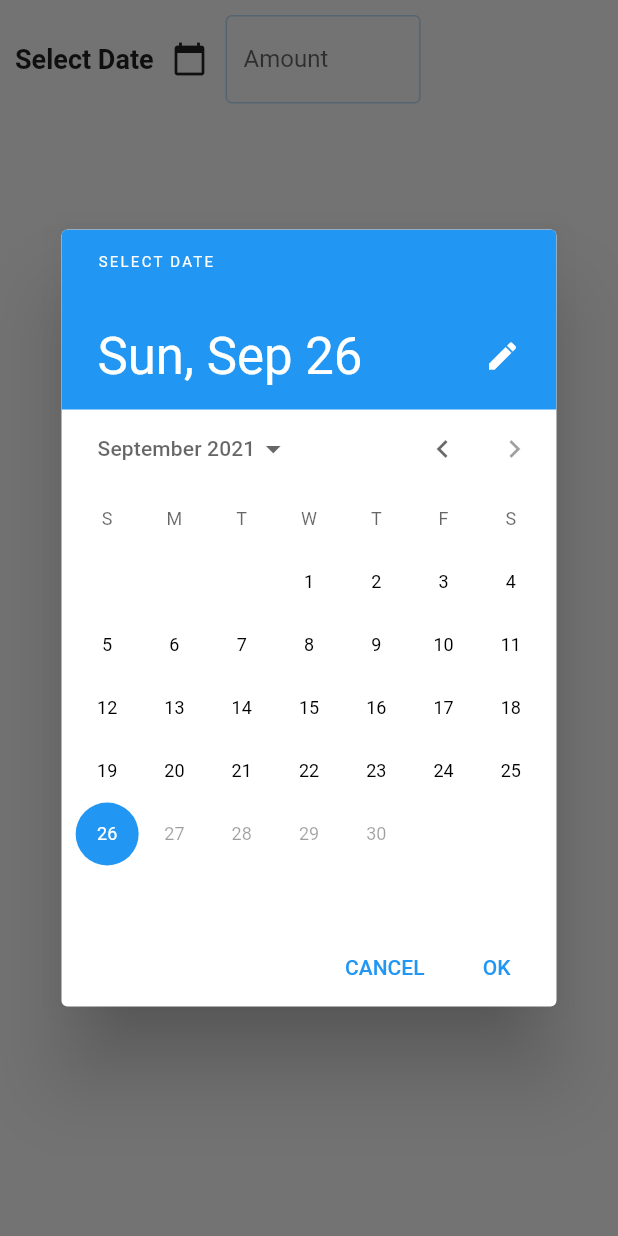
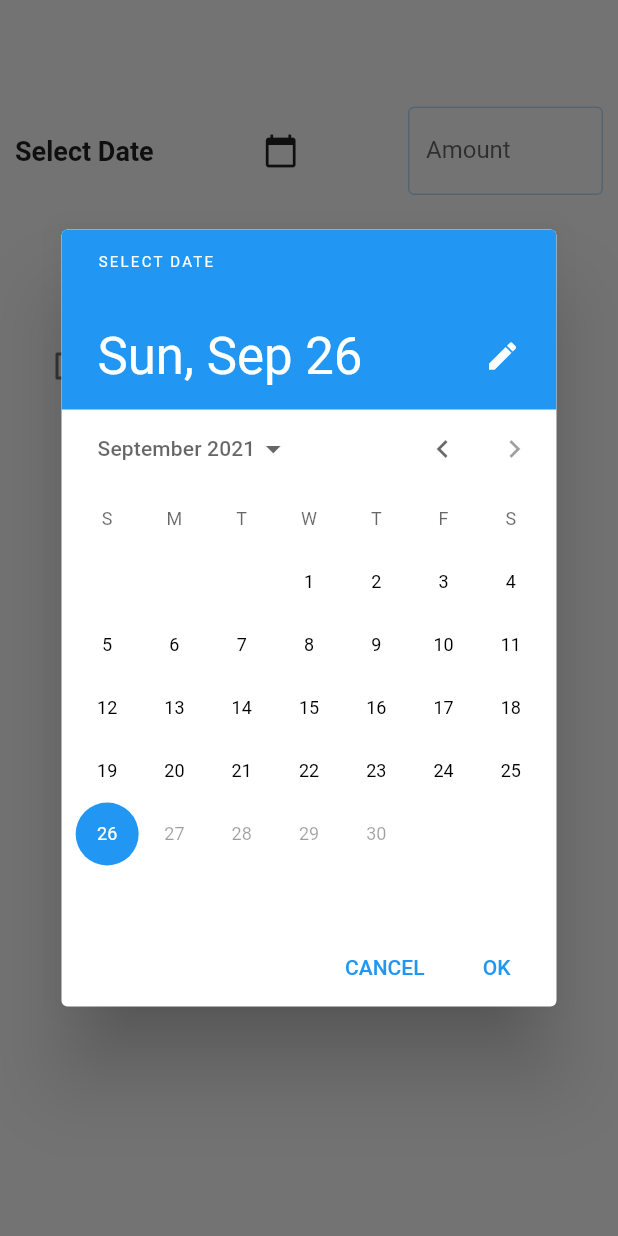
Before and after one commit to AniketDubey/Rent_App, a Flutter app: the Add_Transaction widget shown alone on an empty page, opened directly with empty values, after a tap on the "calendar today" icon, on a phone screen of 412 x 824 dp. Run offline on Flutter 3.47's test engine with Material 2 defaults, Android fonts, the phone set to English and light mode, and no system bars; our stand-ins replace form_field_validator; network calls fail.

Commit message:
Trying to update

```diff
--- a/lib/models/skeleton/transaction_summary.dart
+++ b/lib/models/skeleton/transaction_summary.dart
@@ -3,10 +3,12 @@ import 'package:flutter/material.dart';
 class Transaction {
   final String Tid;
   final DateTime date;
+  bool onMe = false;
   final double paid_amount;
   double aboutreq;
 
   Transaction({
+    required this.onMe,
     required this.Tid,
     required this.date,
     required this.paid_amount,
--- a/lib/screens/Add_Transaction_Screen.dart
+++ b/lib/screens/Add_Transaction_Screen.dart
@@ -15,8 +15,8 @@ class _Add_TransactionState extends State<Add_Transaction> {
 
   final _amountController = TextEditingController();
 
-  void _presentDatePicker() {
-    showDatePicker(
+  void _presentDatePicker() async {
+    await showDatePicker(
       context: context,
       initialDate: DateTime.now(),
       firstDate: DateTime(2021),
@@ -31,16 +31,19 @@ class _Add_TransactionState extends State<Add_Transaction> {
     );
   }
 
+  bool _onMe = false;
+
   @override
   Widget build(BuildContext context) {
     return Padding(
       padding: EdgeInsets.all(10),
-      child: SingleChildScrollView(
       child: Column(
+        mainAxisSize: MainAxisSize.min,
         children: <Widget>[
           Container(
-              child: Padding(
-                padding: MediaQuery.of(context).viewInsets,
+            padding: EdgeInsets.only(
+                bottom: MediaQuery.of(context).viewInsets.bottom + 25),
+            height: MediaQuery.of(context).size.height * 0.25,
             child: Row(
               children: <Widget>[
                 Text(
@@ -48,12 +51,14 @@ class _Add_TransactionState extends State<Add_Transaction> {
                       ? "Select Date"
                       : DateFormat.yMd().format(_selectedDate!),
                 ),
+                Spacer(),
                 IconButton(
                   onPressed: _presentDatePicker,
                   icon: Icon(
                     Icons.calendar_today,
                   ),
                 ),
+                Spacer(),
                 Container(
                   width: 130,
                   child: TextField(
@@ -64,7 +69,7 @@ class _Add_TransactionState extends State<Add_Transaction> {
                     controller: _amountController,
                     onSubmitted: (amount) {
                       final _paidamount = double.parse(amount);
-                          widget._submitData(_paidamount, _selectedDate);
+                      widget._submitData(_paidamount, _selectedDate, _onMe);
                       Navigator.of(context).pop();
                     },
                   ),
@@ -72,9 +77,19 @@ class _Add_TransactionState extends State<Add_Transaction> {
               ],
             ),
           ),
+          CheckboxListTile(
+            title: Text("Amount I gave"),
+            value: _onMe,
+            onChanged: (newvalue) {
+              setState(
+                () {
+                  _onMe = !_onMe;
+                },
+              );
+            },
+            controlAffinity: ListTileControlAffinity.leading,
           ),
         ],
-        ),
       ),
     );
   }
--- a/lib/screens/PersonalDetailsScreen.dart
+++ b/lib/screens/PersonalDetailsScreen.dart
@@ -25,7 +25,7 @@ class _PersonalDetailsScreenState extends State<PersonalDetailsScreen> {
       return -a.date.compareTo(b.date);
     });
 
-    void _submitData(double amount, DateTime pickedDate) {
+    void _submitData(double amount, DateTime pickedDate, bool onMe) {
       if (_history.length != 0) {
         if (_history[0].date.isAfter(pickedDate) ||
             _history[0].date == pickedDate) return;
@@ -36,6 +36,7 @@ class _PersonalDetailsScreenState extends State<PersonalDetailsScreen> {
           widget.id,
           amount,
           pickedDate,
+          onMe,
         );
       });
     }
--- a/pubspec.yaml
+++ b/pubspec.yaml
@@ -27,7 +27,6 @@ dependencies:
   provider: ^6.0.0
   form_field_validator: ^1.1.0
   http: ^0.13.3
-  firebase: ^9.0.1
 
 
   # The following adds the Cupertino Icons font to your application.
```
Also changed, not shown: lib/models/data/DUMDATA.dart (+16 -5 lines), lib/widgets/HomeDetails.dart (+4 -3 lines), pubspec.lock, 2 other files. Lines whose indentation alone changed are shown as unchanged.
